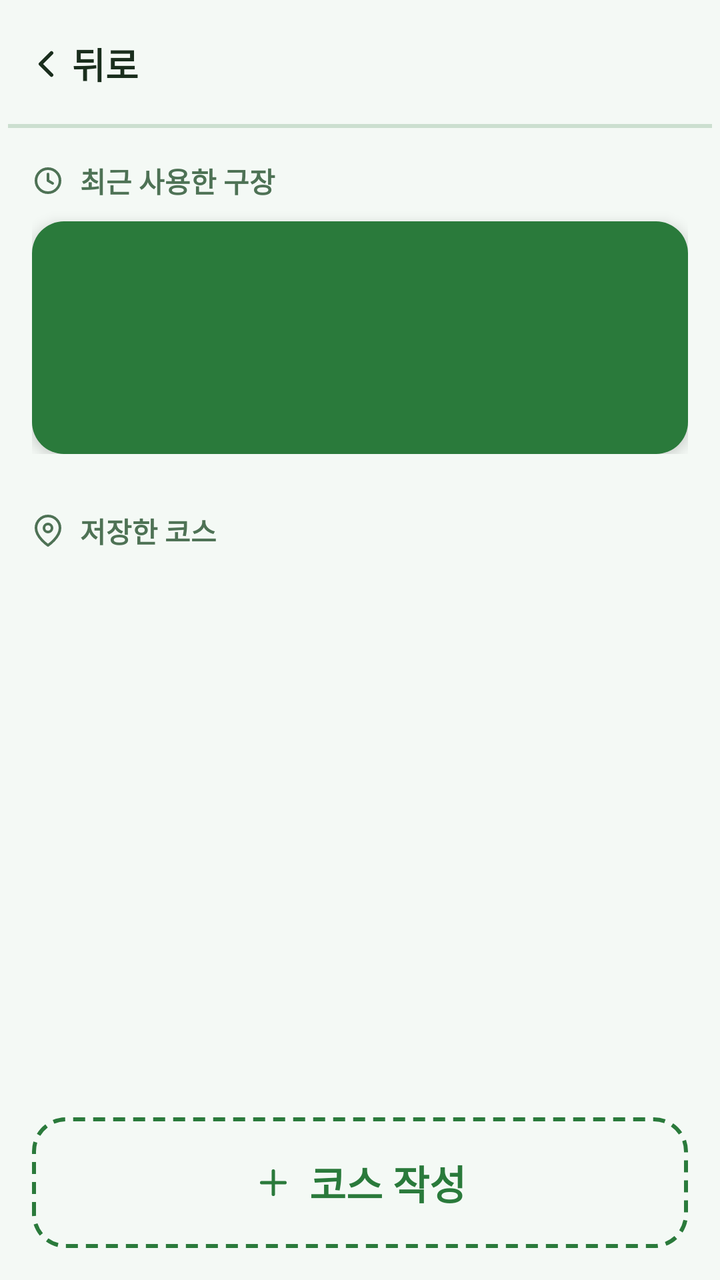
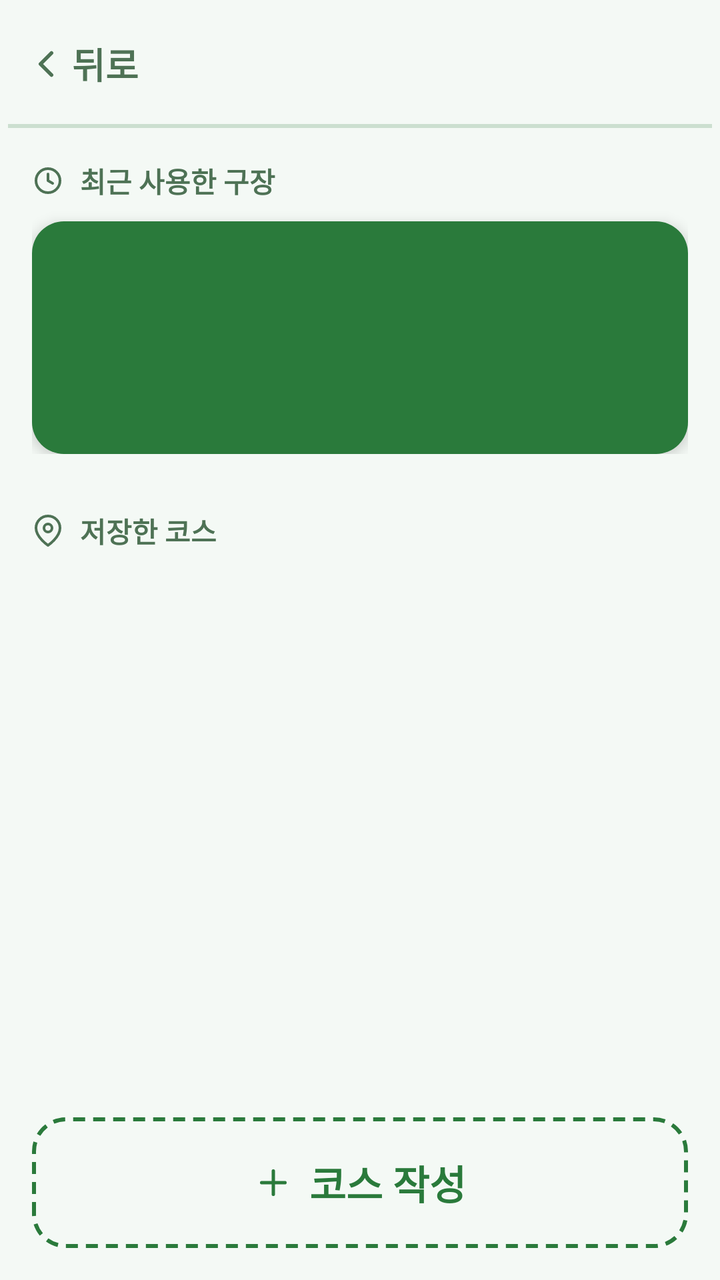

Compare the two renders of this Android layout. The source of the first and the diff that turns it into the second are given below.
<!-- AndroidManifest.xml: application theme Theme.ParkGolf -->
<!-- res/layout/fragment_start.xml -->
<?xml version="1.0" encoding="utf-8"?>
<LinearLayout xmlns:android="http://schemas.android.com/apk/res/android"
    xmlns:app="http://schemas.android.com/apk/res-auto"
    android:layout_width="match_parent" android:layout_height="match_parent"
    android:orientation="vertical" android:background="?attr/parkBackground">

    <include android:id="@+id/topBar" layout="@layout/view_top_bar" />

    <ScrollView
        android:layout_width="match_parent" android:layout_height="0dp" android:layout_weight="1"
        android:fillViewport="true" android:padding="@dimen/screen_padding">
        <LinearLayout android:layout_width="match_parent" android:layout_height="wrap_content"
            android:orientation="vertical">

            <LinearLayout android:id="@+id/sectionRecent"
                android:layout_width="match_parent" android:layout_height="wrap_content"
                android:orientation="vertical" android:layout_marginBottom="@dimen/section_gap">
                <LinearLayout android:layout_width="wrap_content" android:layout_height="wrap_content"
                    android:orientation="horizontal" android:gravity="center_vertical"
                    android:layout_marginBottom="10dp">
                    <ImageView android:layout_width="16dp" android:layout_height="16dp"
                        android:src="@drawable/ic_clock" android:importantForAccessibility="no" />
                    <TextView android:layout_width="wrap_content" android:layout_height="wrap_content"
                        android:layout_marginStart="8dp" android:text="@string/recent_venue_label"
                        android:textStyle="bold" android:textColor="?attr/parkMutedForeground" />
                </LinearLayout>
                <LinearLayout android:id="@+id/cardRecent"
                    android:layout_width="match_parent" android:layout_height="wrap_content"
                    android:orientation="vertical" android:background="@drawable/bg_card_primary"
                    android:padding="@dimen/recent_card_pad" android:elevation="4dp"
                    android:foreground="?attr/selectableItemBackground">
                    <TextView android:id="@+id/tvRecentDate"
                        android:layout_width="wrap_content" android:layout_height="wrap_content"
                        android:textColor="@color/on_primary" android:alpha="0.75"
                        android:layout_marginBottom="4dp" />
                    <TextView android:id="@+id/tvRecentVenue"
                        android:layout_width="wrap_content" android:layout_height="wrap_content"
                        android:textSize="@dimen/title_text" android:textStyle="bold"
                        android:textColor="@color/on_primary" />
                    <TextView android:id="@+id/tvRecentCourse"
                        android:layout_width="wrap_content" android:layout_height="wrap_content"
                        android:textColor="@color/on_primary" android:alpha="0.9"
                        android:layout_marginTop="2dp" />
                </LinearLayout>
            </LinearLayout>

            <LinearLayout android:layout_width="wrap_content" android:layout_height="wrap_content"
                android:orientation="horizontal" android:gravity="center_vertical"
                android:layout_marginBottom="10dp">
                <ImageView android:layout_width="16dp" android:layout_height="16dp"
                    android:src="@drawable/ic_map_pin" app:tint="?attr/parkMutedForeground"
                    android:importantForAccessibility="no" />
                <TextView android:layout_width="wrap_content" android:layout_height="wrap_content"
                    android:layout_marginStart="8dp" android:text="@string/my_courses_label"
                    android:textStyle="bold" android:textColor="?attr/parkMutedForeground" />
            </LinearLayout>
            <LinearLayout android:id="@+id/containerVenues"
                android:layout_width="match_parent" android:layout_height="wrap_content"
                android:orientation="vertical" android:layout_marginBottom="@dimen/section_gap" />
        </LinearLayout>
    </ScrollView>

    <LinearLayout android:layout_width="match_parent" android:layout_height="wrap_content"
        android:orientation="vertical" android:background="?attr/parkBackground"
        android:padding="@dimen/screen_padding">
        <LinearLayout android:id="@+id/btnNewCourse"
            android:layout_width="match_parent" android:layout_height="wrap_content"
            android:minHeight="@dimen/touch_min" android:orientation="horizontal"
            android:gravity="center" android:background="@drawable/bg_dashed"
            android:paddingVertical="18dp" android:foreground="?attr/selectableItemBackground">
            <ImageView android:layout_width="20dp" android:layout_height="20dp"
                android:src="@drawable/ic_plus" app:tint="?attr/parkPrimary"
                android:importantForAccessibility="no" />
            <TextView android:layout_width="wrap_content" android:layout_height="wrap_content"
                android:layout_marginStart="8dp" android:text="@string/create_course"
                android:textSize="@dimen/button_text" android:textStyle="bold"
                android:textColor="?attr/parkPrimary" />
        </LinearLayout>
    </LinearLayout>
</LinearLayout>
<!-- res/layout/view_top_bar.xml (included above) -->
<?xml version="1.0" encoding="utf-8"?>
<androidx.constraintlayout.widget.ConstraintLayout
    xmlns:android="http://schemas.android.com/apk/res/android"
    xmlns:app="http://schemas.android.com/apk/res-auto"
    android:layout_width="match_parent"
    android:layout_height="wrap_content"
    android:background="?attr/parkBackground"
    android:minHeight="64dp"
    android:paddingHorizontal="4dp">

    <LinearLayout
        android:id="@+id/btnBack"
        android:layout_width="wrap_content"
        android:layout_height="@dimen/touch_min"
        android:orientation="horizontal"
        android:gravity="center_vertical"
        android:paddingHorizontal="8dp"
        android:background="?attr/selectableItemBackground"
        android:clickable="true"
        android:focusable="true"
        android:contentDescription="@string/back"
        app:layout_constraintStart_toStartOf="parent"
        app:layout_constraintTop_toTopOf="parent"
        app:layout_constraintBottom_toBottomOf="parent">
        <ImageView
            android:layout_width="22dp" android:layout_height="22dp"
            android:src="@drawable/ic_chevron_left"
            android:importantForAccessibility="no" />
        <TextView
            android:layout_width="wrap_content" android:layout_height="wrap_content"
            android:layout_marginStart="2dp"
            android:text="@string/back"
            android:textColor="?attr/parkForeground"
            android:textSize="@dimen/body_text"
            android:textStyle="bold" />
    </LinearLayout>

    <TextView
        android:id="@+id/tvBarTitle"
        android:layout_width="0dp"
        android:layout_height="wrap_content"
        android:gravity="center"
        android:textSize="@dimen/body_text"
        android:textStyle="bold"
        android:textColor="?attr/parkForeground"
        android:maxLines="1"
        android:ellipsize="end"
        app:layout_constraintStart_toEndOf="@id/btnBack"
        app:layout_constraintEnd_toStartOf="@id/barSpacer"
        app:layout_constraintTop_toTopOf="parent"
        app:layout_constraintBottom_toBottomOf="parent" />

    <Space
        android:id="@+id/barSpacer"
        android:layout_width="72dp"
        android:layout_height="1dp"
        app:layout_constraintEnd_toEndOf="parent"
        app:layout_constraintTop_toTopOf="parent" />

    <View android:layout_width="0dp" android:layout_height="@dimen/border_width"
        android:background="?attr/parkBorder"
        app:layout_constraintStart_toStartOf="parent"
        app:layout_constraintEnd_toEndOf="parent"
        app:layout_constraintBottom_toBottomOf="parent" />
</androidx.constraintlayout.widget.ConstraintLayout>
<!-- resources referenced by this layout -->
<resources>
  <color name="on_primary">#FFFFFF</color>
  <dimen name="body_text">18sp</dimen>
  <dimen name="border_width">2dp</dimen>
  <dimen name="button_text">20sp</dimen>
  <dimen name="recent_card_pad">20dp</dimen>
  <dimen name="screen_padding">16dp</dimen>
  <dimen name="section_gap">28dp</dimen>
  <dimen name="title_text">24sp</dimen>
  <dimen name="touch_min">56dp</dimen>
  <!-- drawable bg_card_primary (drawable) -->
  <?xml version="1.0" encoding="utf-8"?>
  <shape xmlns:android="http://schemas.android.com/apk/res/android" android:shape="rectangle">
      <solid android:color="?attr/parkPrimary" />
      <corners android:radius="@dimen/radius_card" />
  </shape>
  <!-- drawable bg_dashed (drawable) -->
  <?xml version="1.0" encoding="utf-8"?>
  <shape xmlns:android="http://schemas.android.com/apk/res/android" android:shape="rectangle">
      <solid android:color="@android:color/transparent" />
      <corners android:radius="@dimen/radius_card" />
      <stroke android:width="@dimen/border_width" android:color="?attr/parkPrimary"
          android:dashWidth="6dp" android:dashGap="4dp" />
  </shape>
  <!-- drawable ic_chevron_left (drawable) -->
  <vector xmlns:android="http://schemas.android.com/apk/res/android" android:width="24dp" android:height="24dp" android:viewportWidth="24" android:viewportHeight="24">
      <path android:strokeColor="?attr/parkForeground" android:strokeWidth="2" android:strokeLineCap="round" android:strokeLineJoin="round" android:pathData="M15,18 L9,12 L15,6" />
  </vector>
  <!-- drawable ic_clock (drawable) -->
  <vector xmlns:android="http://schemas.android.com/apk/res/android" android:width="24dp" android:height="24dp" android:viewportWidth="24" android:viewportHeight="24">
      <path android:strokeColor="?attr/parkMutedForeground" android:strokeWidth="2" android:strokeLineCap="round" android:strokeLineJoin="round" android:pathData="M12,3 A9,9 0 1 0 12,21 A9,9 0 0 0 12,3 Z" />
      <path android:strokeColor="?attr/parkMutedForeground" android:strokeWidth="2" android:strokeLineCap="round" android:strokeLineJoin="round" android:pathData="M12,7 L12,12 L15.5,14" />
  </vector>
  <!-- drawable ic_map_pin (drawable) -->
  <vector xmlns:android="http://schemas.android.com/apk/res/android" android:width="24dp" android:height="24dp" android:viewportWidth="24" android:viewportHeight="24">
      <path android:strokeColor="?attr/parkForeground" android:strokeWidth="2" android:strokeLineCap="round" android:strokeLineJoin="round" android:pathData="M21,10 C21,17 12,23 12,23 C12,23 3,17 3,10 A9,9 0 0 1 21,10 Z" />
      <path android:strokeColor="?attr/parkForeground" android:strokeWidth="2" android:pathData="M15,10 A3,3 0 1 1 9,10 A3,3 0 0 1 15,10 Z" />
  </vector>
  <!-- drawable ic_plus (drawable) -->
  <vector xmlns:android="http://schemas.android.com/apk/res/android" android:width="24dp" android:height="24dp" android:viewportWidth="24" android:viewportHeight="24">
      <path android:strokeColor="?attr/parkForeground" android:strokeWidth="2" android:strokeLineCap="round" android:pathData="M12,5 L12,19 M5,12 L19,12" />
  </vector>
  <string name="back">뒤로</string>
  <string name="create_course">코스 작성</string>
  <string name="my_courses_label">저장한 코스</string>
  <string name="recent_venue_label">최근 사용한 구장</string>
  <style name="Theme.ParkGolf" parent="Theme.ParkGolf.Green" />
  <dimen name="radius_card">16dp</dimen>
  <style name="Theme.ParkGolf.Base" parent="Theme.Material3.DayNight.NoActionBar">
          <item name="colorOnPrimary">@color/on_primary</item>
          <item name="android:textColorPrimary">?attr/parkForeground</item>
      </style>
  <!-- unchanged entries left out for length: 1 -->
</resources>

<!-- the commit's change to res/layout/fragment_start.xml (unified diff, before → after) -->
@@ -8,7 +8,9 @@
 
     <ScrollView
         android:layout_width="match_parent" android:layout_height="0dp" android:layout_weight="1"
-        android:fillViewport="true" android:padding="@dimen/screen_padding">
+        android:fillViewport="true" android:padding="@dimen/screen_padding"
+        android:requiresFadingEdge="vertical"
+        android:fadingEdgeLength="@dimen/scroll_fade">
         <LinearLayout android:layout_width="match_parent" android:layout_height="wrap_content"
             android:orientation="vertical">
 
@@ -106,12 +108,13 @@
         <ImageView
             android:layout_width="22dp" android:layout_height="22dp"
             android:src="@drawable/ic_chevron_left"
-            android:importantForAccessibility="no" />
+            android:importantForAccessibility="no"
+            app:tint="?attr/parkMutedForeground" />
         <TextView
             android:layout_width="wrap_content" android:layout_height="wrap_content"
             android:layout_marginStart="2dp"
             android:text="@string/back"
-            android:textColor="?attr/parkForeground"
+            android:textColor="?attr/parkMutedForeground"
             android:textSize="@dimen/body_text"
             android:textStyle="bold" />
     </LinearLayout>
<!-- resource entries referenced after the edit -->
@@ -6,6 +6,7 @@
   <dimen name="button_text">20sp</dimen>
   <dimen name="recent_card_pad">20dp</dimen>
   <dimen name="screen_padding">16dp</dimen>
+  <dimen name="scroll_fade">24dp</dimen>
   <dimen name="section_gap">28dp</dimen>
   <dimen name="title_text">24sp</dimen>
   <dimen name="touch_min">56dp</dimen>
